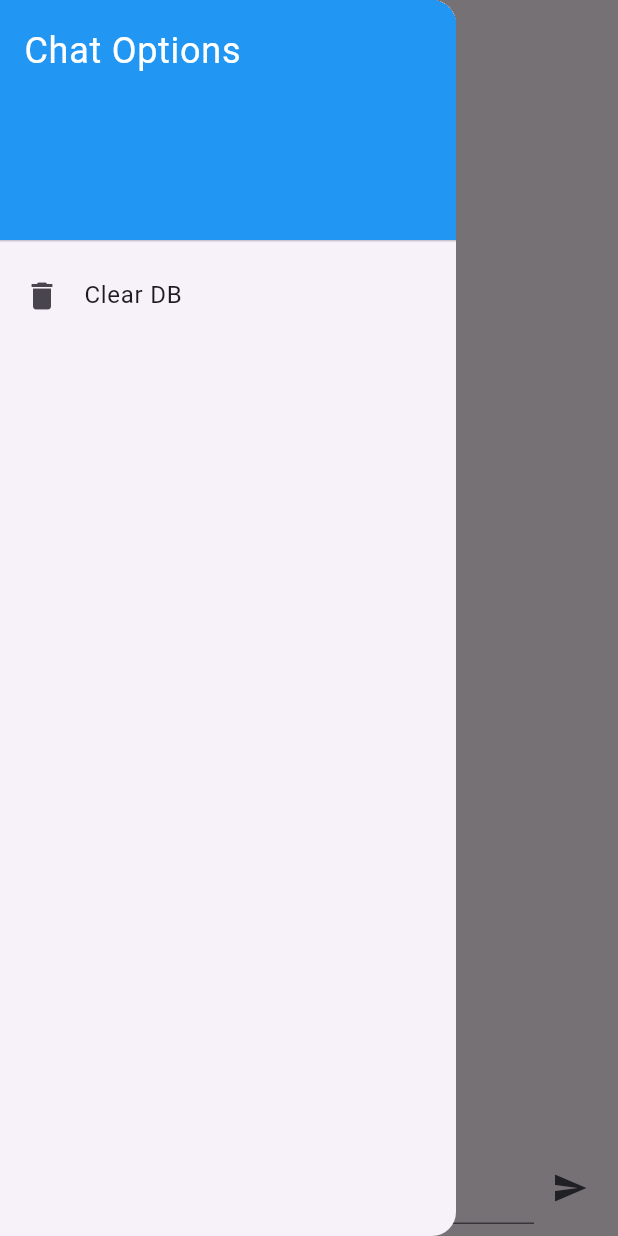
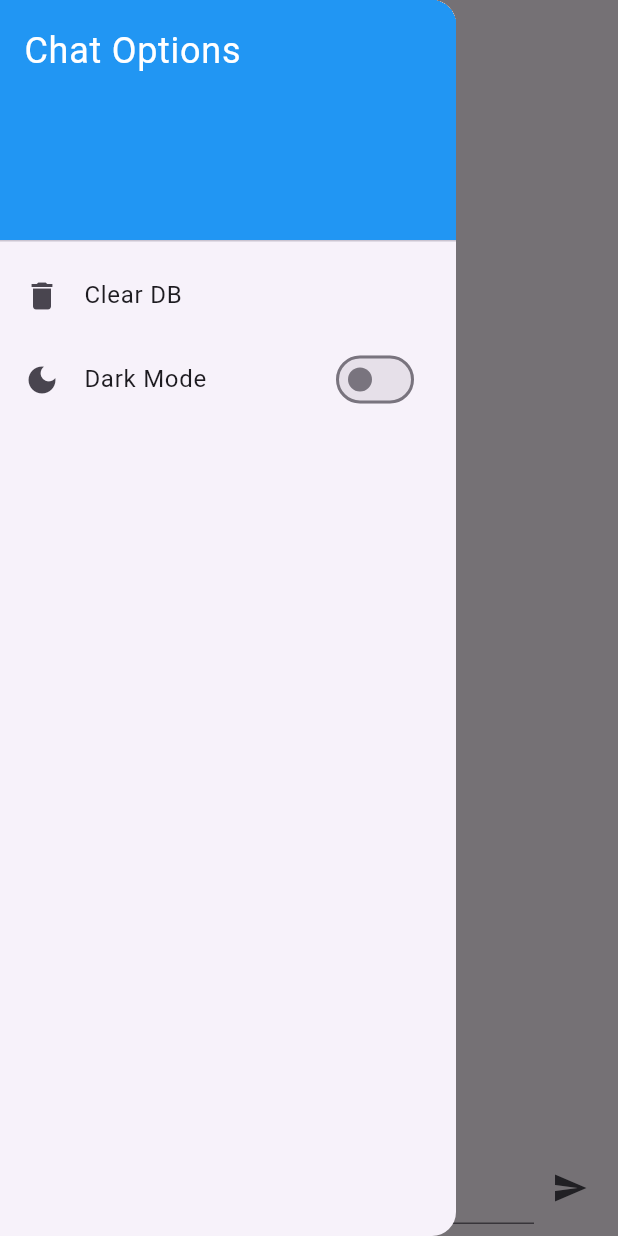
Before and after one commit to Donnie/Finease, a Flutter app: the screen it shows after launch, with the side drawer open, on a phone screen of 412 x 824 dp. Run offline on Flutter 3.47's test engine with Material 3 defaults, Android fonts, the phone set to English and light mode, and no system bars; our stand-ins replace sqflite; accounts and stored records are empty.

Commit message:
v0.0.1 - Add Dark mode toggle

```diff
--- a/lib/chat.dart
+++ b/lib/chat.dart
@@ -14,10 +14,17 @@ class ChatScreen extends StatefulWidget {
 }
 
 class _ChatScreenState extends State<ChatScreen> {
+  bool isDarkModeEnabled = false;
   final List<Message> messages = []; // Ensure this list holds Message objects
   final TextEditingController _controller = TextEditingController();
   final FocusNode _focusNode = FocusNode();
   late Timer _timer;
+
+  void _toggleDarkMode(bool value) {
+    setState(() {
+      isDarkModeEnabled = value;
+    });
+  }
 
   @override
   void initState() {
@@ -74,6 +81,8 @@ class _ChatScreenState extends State<ChatScreen> {
       ),
       drawer: ChatDrawer(
         onClearDatabase: _clearDatabase,
+        isDarkModeEnabled: isDarkModeEnabled,
+        onToggleDarkMode: _toggleDarkMode,
       ),
       body: Column(
         children: <Widget>[
--- a/lib/widget/drawer.dart
+++ b/lib/widget/drawer.dart
@@ -2,8 +2,15 @@ import 'package:flutter/material.dart';
 
 class ChatDrawer extends StatelessWidget {
   final Function onClearDatabase;
+  final bool isDarkModeEnabled;
+  final Function(bool) onToggleDarkMode;
 
-  const ChatDrawer({Key? key, required this.onClearDatabase}) : super(key: key);
+  const ChatDrawer({
+    Key? key,
+    required this.onClearDatabase,
+    required this.isDarkModeEnabled,
+    required this.onToggleDarkMode,
+  }) : super(key: key);
 
   @override
   Widget build(BuildContext context) {
@@ -31,6 +38,15 @@ class ChatDrawer extends StatelessWidget {
               onClearDatabase();
             },
           ),
+          SwitchListTile(
+            title: const Text('Dark Mode'),
+            value: isDarkModeEnabled,
+            onChanged: (bool value) {
+              Navigator.pop(context); // Close the drawer
+              onToggleDarkMode(value);
+            },
+            secondary: const Icon(Icons.dark_mode),
+          ),
         ],
       ),
     );
```
